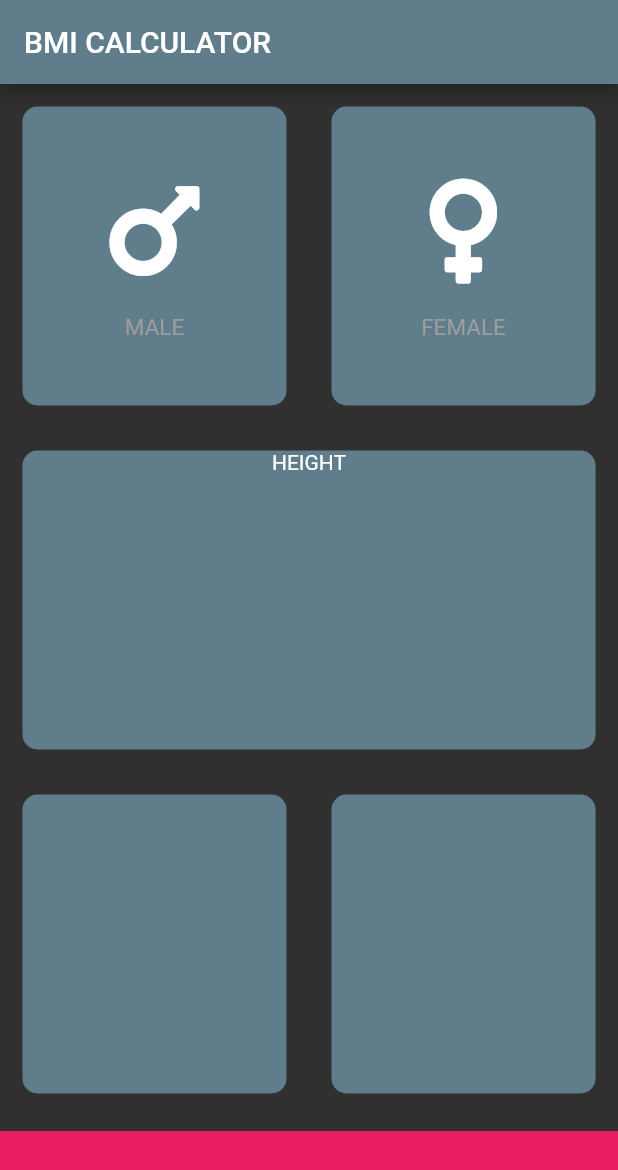
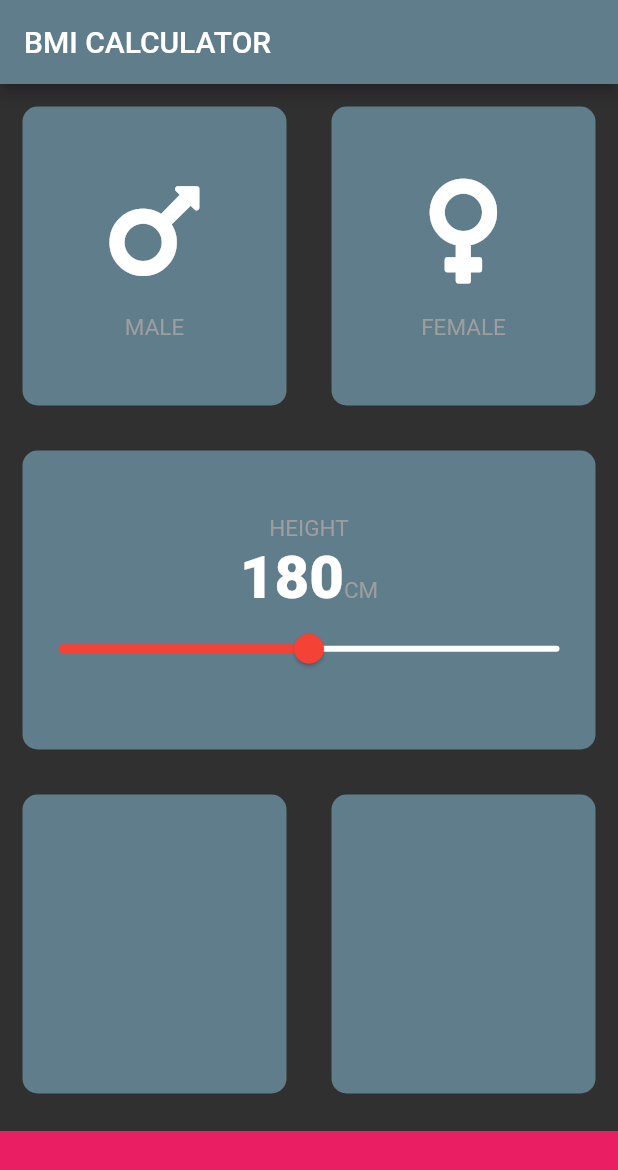
Before and after one commit to PaulDudsdeemaytha/bmi-calculator-flutter, a Flutter app: the screen it shows after launch, on a phone screen of 412 x 824 dp. Shown: the top 1170 px of the screen. Run offline on Flutter 3.47's test engine with Material 2 defaults, Android fonts, the phone set to English and light mode, and no system bars; our stand-ins replace font_awesome_flutter.

```diff
--- a/lib/constants.dart
+++ b/lib/constants.dart
@@ -1,6 +1,6 @@
 import 'package:flutter/material.dart';
 
-const labelTextStyle = TextStyle(
+const kLabelTextStyle = TextStyle(
   fontSize: 15,
   color: Colors.grey,
 );
@@ -9,3 +9,7 @@ const kBottomContainerHeight = 70.0;
 const kCardColor = Colors.blueGrey;
 const kBottomContainerColor = Colors.pink;
 const kActiveCardColor = Colors.blue;
+const kNumberTextStyle = TextStyle(
+  fontSize: 40,
+  fontWeight: FontWeight.w800,
+);
--- a/lib/input_page.dart
+++ b/lib/input_page.dart
@@ -13,6 +13,7 @@ class InputPage extends StatefulWidget {
 
 class _InputPageState extends State<InputPage> {
   var selectedGender;
+  int height = 180;
 
   @override
   Widget build(BuildContext context) {
@@ -67,9 +68,32 @@ class _InputPageState extends State<InputPage> {
                   child: new ReusableCard(
                     colour: kCardColor,
                     cardChild: Column(
+                      mainAxisAlignment: MainAxisAlignment.center,
                       children: <Widget>[
                         Text(
                           'HEIGHT',
+                          style: kLabelTextStyle,
+                        ),
+                        Row(
+                          mainAxisAlignment: MainAxisAlignment.center,
+                          crossAxisAlignment: CrossAxisAlignment.baseline,
+                          textBaseline: TextBaseline.alphabetic,
+                          children: <Widget>[
+                            Text(height.toString(), style: kNumberTextStyle),
+                            Text('CM', style: kLabelTextStyle)
+                          ],
+                        ),
+                        Slider(
+                          value: height.toDouble(),
+                          activeColor: Colors.red,
+                          inactiveColor: Colors.white,
+                          min: 120,
+                          max: 240,
+                          onChanged: (double newValue) {
+                            setState(() {
+                              height = newValue.round();
+                            });
+                          },
                         )
                       ],
                     ),
--- a/lib/reusableIcon.dart
+++ b/lib/reusableIcon.dart
@@ -20,7 +20,7 @@ class ReusableIcon extends StatelessWidget {
         ),
         Text(
           myText,
-          style: labelTextStyle,
+          style: kLabelTextStyle,
         )
       ],
     );
```
